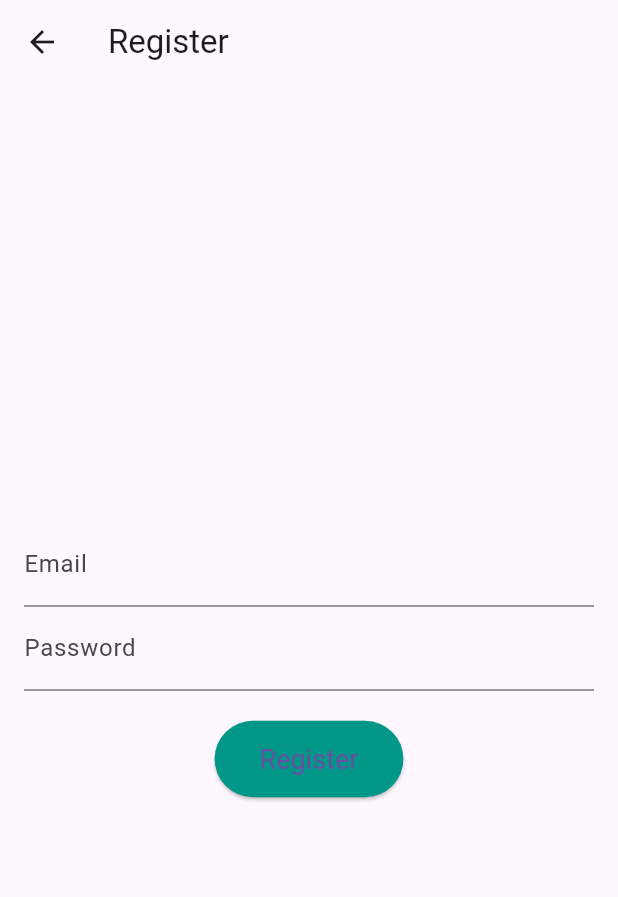
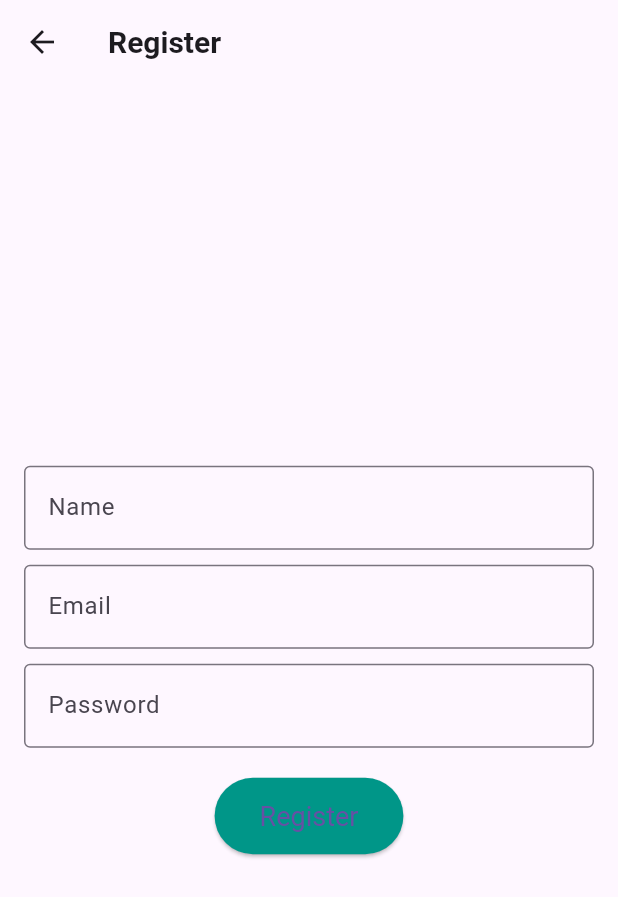
Before and after one commit to iambluebird01/mood_swing, a Flutter app: the screen it shows after launch, after a tap on an icon or button, on a phone screen of 412 x 824 dp. Shown: the top 897 px of the screen. Run offline on Flutter 3.47's test engine with Material 3 defaults, Android fonts, the phone set to English and light mode, and no system bars; our stand-ins replace cloud_firestore, firebase_auth, firebase_core, youtube_player_flutter; accounts and stored records are empty.

Commit message:
updated version
new UI design and funtions

```diff
--- a/lib/main.dart
+++ b/lib/main.dart
@@ -5,11 +5,25 @@ import 'screens/login_screen.dart';
 void main() async {
   WidgetsFlutterBinding.ensureInitialized();
   await Firebase.initializeApp();
-  runApp(const MoodSwingApp());
+  runApp(MoodSwingApp());
 }
 
-class MoodSwingApp extends StatelessWidget {
-  const MoodSwingApp({Key? key}) : super(key: key);
+class MoodSwingApp extends StatefulWidget {
+  static _MoodSwingAppState? of(BuildContext context) =>
+      context.findAncestorStateOfType<_MoodSwingAppState>();
+
+  @override
+  _MoodSwingAppState createState() => _MoodSwingAppState();
+}
+
+class _MoodSwingAppState extends State<MoodSwingApp> {
+  ThemeMode _themeMode = ThemeMode.light;
+
+  void toggleTheme(bool isDarkMode) {
+    setState(() {
+      _themeMode = isDarkMode ? ThemeMode.dark : ThemeMode.light;
+    });
+  }
 
   @override
   Widget build(BuildContext context) {
@@ -18,7 +32,16 @@ class MoodSwingApp extends StatelessWidget {
       theme: ThemeData(
         primarySwatch: Colors.teal,
         visualDensity: VisualDensity.adaptivePlatformDensity,
+        textTheme: const TextTheme(
+          titleLarge: TextStyle(fontSize: 20, fontWeight: FontWeight.bold),
+          bodyMedium: TextStyle(fontSize: 16),
+        ),
       ),
+      darkTheme: ThemeData(
+        brightness: Brightness.dark,
+        primarySwatch: Colors.teal,
+      ),
+      themeMode: _themeMode,
       debugShowCheckedModeBanner: false,
       home: LoginScreen(),
     );
--- a/lib/screens/register_screen.dart
+++ b/lib/screens/register_screen.dart
@@ -10,6 +10,7 @@ class RegisterScreen extends StatefulWidget {
 class _RegisterScreenState extends State<RegisterScreen> {
   final TextEditingController _emailController = TextEditingController();
   final TextEditingController _passwordController = TextEditingController();
+  final TextEditingController _nameController = TextEditingController();
 
   @override
   Widget build(BuildContext context) {
@@ -23,12 +24,27 @@ class _RegisterScreenState extends State<RegisterScreen> {
           mainAxisAlignment: MainAxisAlignment.center,
           children: [
             TextField(
+              controller: _nameController,
+              decoration: const InputDecoration(
+                labelText: 'Name',
+                border: OutlineInputBorder(),
+              ),
+            ),
+            const SizedBox(height: 10),
+            TextField(
               controller: _emailController,
-              decoration: const InputDecoration(labelText: 'Email'),
+              decoration: const InputDecoration(
+                labelText: 'Email',
+                border: OutlineInputBorder(),
+              ),
             ),
+            const SizedBox(height: 10),
             TextField(
               controller: _passwordController,
-              decoration: const InputDecoration(labelText: 'Password'),
+              decoration: const InputDecoration(
+                labelText: 'Password',
+                border: OutlineInputBorder(),
+              ),
               obscureText: true,
             ),
             const SizedBox(height: 20),
@@ -36,10 +52,13 @@ class _RegisterScreenState extends State<RegisterScreen> {
               text: 'Register',
               onPressed: () async {
                 try {
-                  await FirebaseAuth.instance.createUserWithEmailAndPassword(
+                  final userCredential = await FirebaseAuth.instance
+                      .createUserWithEmailAndPassword(
                     email: _emailController.text,
                     password: _passwordController.text,
                   );
+                  await userCredential.user
+                      ?.updateDisplayName(_nameController.text);
                   ScaffoldMessenger.of(context).showSnackBar(
                     const SnackBar(content: Text('Account created!')),
                   );
--- a/pubspec.yaml
+++ b/pubspec.yaml
@@ -36,6 +36,7 @@ dependencies:
   provider: ^6.1.2
   http: ^1.2.2
   flutter_spinkit: ^5.2.1
+  youtube_player_flutter: ^9.1.1
 
 
 
```
Also changed, not shown: lib/screens/home_screen.dart (+18 -6 lines), lib/screens/mood_selection_screen.dart (+17 -14 lines), lib/screens/movie_details_screen.dart (+92 -20 lines), lib/screens/profile_screen.dart (added, +46 -0 lines), lib/screens/settings_screen.dart (added, +48 -0 lines), lib/services/movie_service.dart (+41 -3 lines), pubspec.lock, 3 other files.
